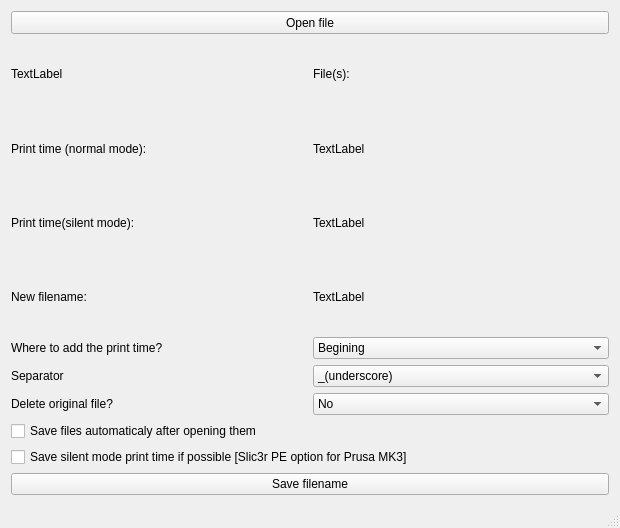
Before: the Qt Designer form mainwindow.ui in TheRealMazur/Gcode_renamer, drawn with Qt 5.
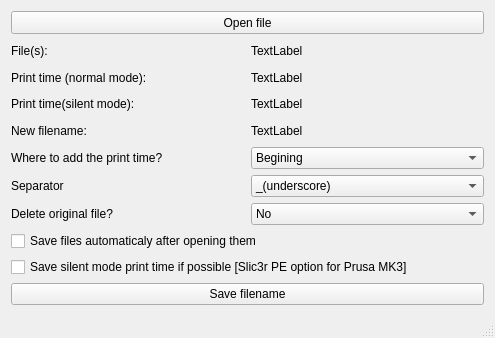
After: the same form once the commit is applied.

Commit message: fixed wrong order in layout

The edit to the form file:
```diff
--- a/mainwindow.ui
+++ b/mainwindow.ui
@@ -6,8 +6,8 @@
    <rect>
     <x>0</x>
     <y>0</y>
-    <width>620</width>
-    <height>528</height>
+    <width>495</width>
+    <height>338</height>
    </rect>
   </property>
   <property name="acceptDrops">
@@ -42,16 +42,16 @@
       <item>
        <layout class="QHBoxLayout" name="horizontalLayout">
         <item>
-         <widget class="QLabel" name="filenameText">
+         <widget class="QLabel" name="label_oriFilename">
           <property name="text">
-           <string>TextLabel</string>
+           <string>File(s):</string>
           </property>
          </widget>
         </item>
         <item>
-         <widget class="QLabel" name="label_oriFilename">
+         <widget class="QLabel" name="filenameText">
           <property name="text">
-           <string>File(s):</string>
+           <string>TextLabel</string>
           </property>
          </widget>
         </item>
```
